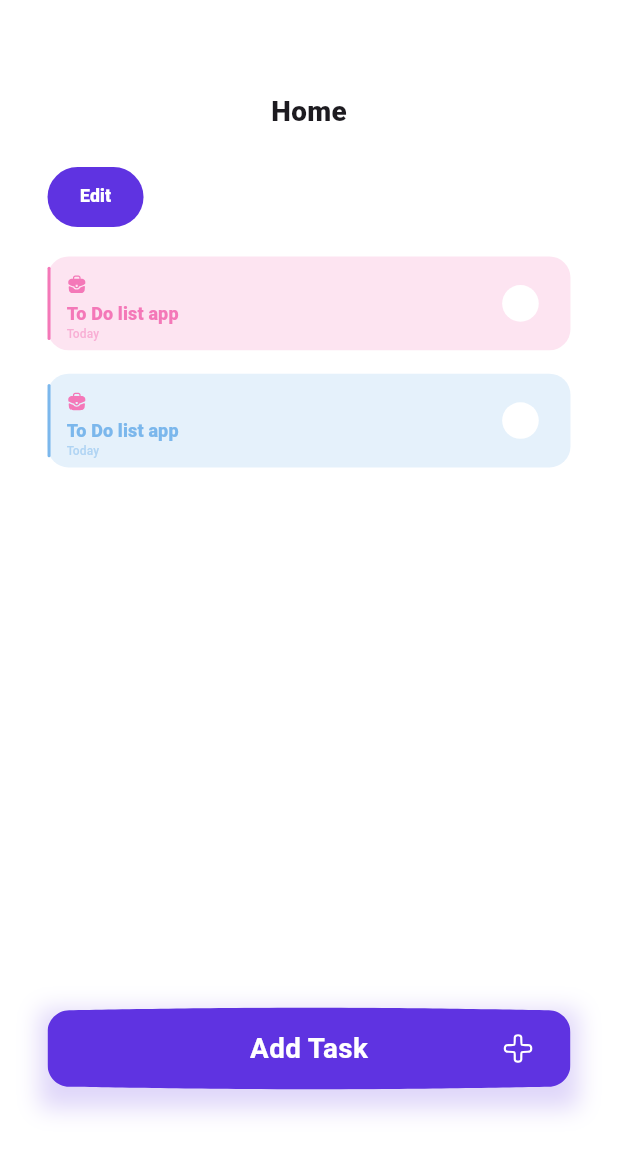
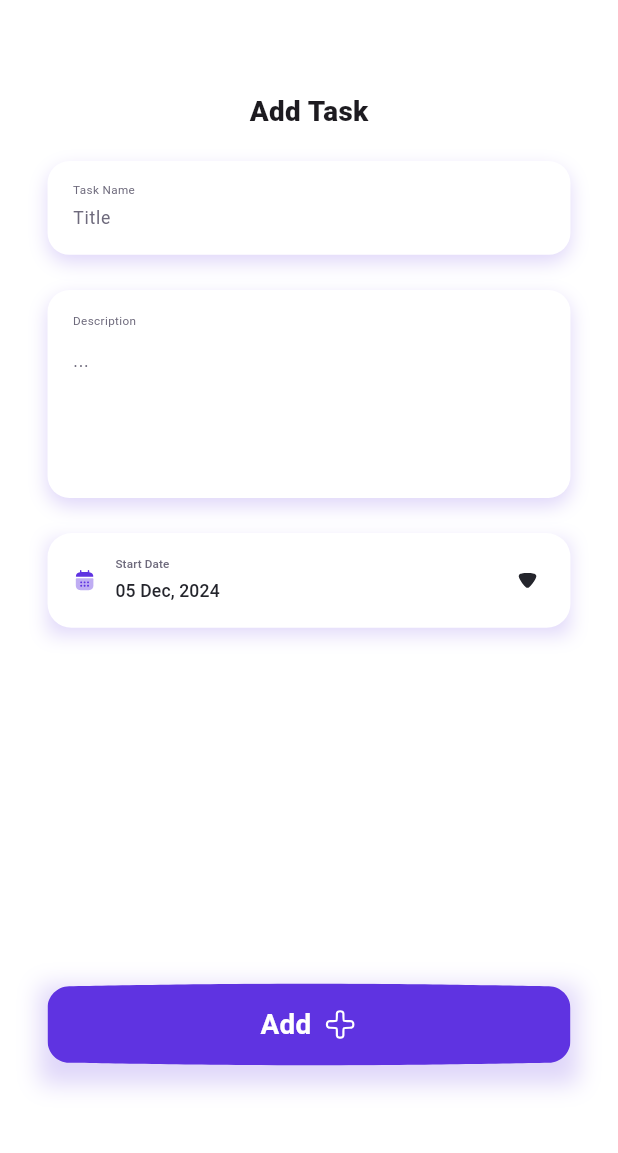
Before and after one commit to Amir-HShahi/todo-list-server, a Flutter app: the HomeScreen screen opened by its route, after a tap on "Add Task", on a phone screen of 412 x 824 dp. Shown: the top 1153 px of the screen. Run offline on Flutter 3.47's test engine with Material 3 defaults, Android fonts, the phone set to English and light mode, and no system bars; drawn by our look-alikes of expandable; our stand-ins replace flutter_svg, google_fonts, table_calendar.

Commit message:
abstarct date pick dropdown

```diff
--- a/lib/routes.dart
+++ b/lib/routes.dart
@@ -1,6 +1,8 @@
  import 'package:flutter/cupertino.dart';
+import 'package:todo_list_server/view/add_task_screen.dart';
 import 'package:todo_list_server/view/home_screen.dart';
 
 Map<String, WidgetBuilder> routes = {
-  "/home" : (context) => const HomeScreen()
+  "/home" : (context) => const HomeScreen(),
+  "/AddTask" : (context) => AddTaskScreen()
 };
--- /dev/null
+++ b/lib/view/add_task_screen.dart
@@ -0,0 +1,51 @@
+import 'package:flutter/material.dart';
+import 'package:todo_list_server/view/components/bottom_floating_button.dart';
+import 'package:todo_list_server/view/components/customized_app_bar.dart';
+import 'package:todo_list_server/view/components/date_dropdown_widget.dart';
+import 'package:todo_list_server/view/components/description_field_widget.dart';
+import 'package:todo_list_server/view/components/task_name_field.dart';
+import 'package:todo_list_server/view/utility.dart';
+
+class AddTaskScreen extends StatelessWidget {
+  AddTaskScreen({super.key});
+
+  final TextEditingController titleController = TextEditingController();
+  final TextEditingController descriptionController = TextEditingController();
+
+  @override
+  Widget build(BuildContext context) {
+    void addTaskHandler() {
+      Navigator.pop(context);
+    }
+
+    return Scaffold(
+      backgroundColor: Colors.white,
+      appBar: CustomizedAppBar(title: "Add Task"),
+      floatingActionButtonLocation: FloatingActionButtonLocation.centerFloat,
+      floatingActionButton: BottomFloatingButton(
+          title: "Add",
+          onTap: addTaskHandler,
+          iconPath: "assets/plus_icon.svg"),
+      body: SingleChildScrollView(
+        child: Padding(
+          padding: EdgeInsets.symmetric(horizontal: scaledWidth(30)),
+          child: Column(
+            children: [
+              TaskNameField(hintText: 'Title', controller: titleController),
+              SizedBox(height: scaledHeight(24)),
+              DescriptionFieldWidget(
+                  hintText: "...", controller: descriptionController),
+              SizedBox(height: scaledHeight(24)),
+              DateDropdownWidget(
+                  title: "Start Date",
+                  selectDateHandler: (DateTime gg, DateTime jj) {},
+                  hintTime: DateTime.now()),
+              SizedBox(height: scaledHeight(24)),
+              // DateFieldWidget(title: "End Date"),
+            ],
+          ),
+        ),
+      ),
+    );
+  }
+}
--- /dev/null
+++ b/lib/view/components/date_dropdown_widget.dart
@@ -0,0 +1,125 @@
+import 'package:expandable/expandable.dart';
+import 'package:flutter/material.dart';
+import 'package:flutter_svg/flutter_svg.dart';
+import 'package:google_fonts/google_fonts.dart';
+import 'package:intl/intl.dart';
+import 'package:table_calendar/table_calendar.dart';
+import 'package:todo_list_server/view/utility.dart';
+
+class DateDropdownWidget extends StatefulWidget {
+  final String title;
+  final DateTime hintTime;
+  final Function(DateTime, DateTime) selectDateHandler;
+  const DateDropdownWidget(
+      {super.key,
+      required this.title,
+      required this.selectDateHandler,
+      required this.hintTime});
+
+  @override
+  State<DateDropdownWidget> createState() => _DateDropdownWidgetState();
+}
+
+class _DateDropdownWidgetState extends State<DateDropdownWidget> {
+  final ExpandableController controller = ExpandableController();
+  bool isSelected = false;
+  late DateTime selectedTime;
+  void expandCardHandler() {
+    setState(() {
+      controller.expanded = !controller.expanded;
+    });
+  }
+
+  void selectBirthDateHandler(DateTime selectedDay, DateTime focusedDay) {
+    setState(() {
+      widget.selectDateHandler(selectedDay, focusedDay);
+      selectedTime = focusedDay;
+
+      controller.expanded = !controller.expanded;
+    });
+  }
+
+  @override
+  Widget build(BuildContext context) {
+    if (!isSelected) {
+      selectedTime = widget.hintTime;
+      isSelected = true;
+    }
+    return Container(
+      decoration: BoxDecoration(boxShadow: [
+        BoxShadow(
+          color: const Color(0xff5F33E1).withOpacity(0.2),
+          blurRadius: 10,
+          offset: const Offset(0, 5), // changes position of shadow
+        ),
+      ]),
+      child: OutlinedButton(
+        onPressed: controller.expanded ? null : expandCardHandler,
+        style: OutlinedButton.styleFrom(
+          shape: const RoundedRectangleBorder(
+            borderRadius: BorderRadius.all(Radius.circular(16)),
+          ),
+          padding: const EdgeInsets.all(0),
+          side: BorderSide.none,
+          backgroundColor: Colors.white,
+        ),
+        child: ExpandablePanel(
+            controller: controller,
+            theme: const ExpandableThemeData(
+                tapHeaderToExpand: false, hasIcon: false),
+            collapsed: const SizedBox(),
+            header: Padding(
+              padding: EdgeInsets.symmetric(
+                  horizontal: scaledWidth(16), vertical: scaledHeight(16)),
+              child: Row(
+                crossAxisAlignment: CrossAxisAlignment.center,
+                children: [
+                  SvgPicture.asset("assets/calendar_icon.svg",
+                      height: scaledHeight(16)),
+                  SizedBox(width: scaledWidth(12)),
+                  Column(
+                    mainAxisAlignment: MainAxisAlignment.start,
+                    crossAxisAlignment: CrossAxisAlignment.start,
+                    children: [
+                      Text(widget.title,
+                          style: GoogleFonts.lexendDeca(
+                              fontSize: scaledHeight(8),
+                              color: const Color(0xff6E6A7C))),
+                      SizedBox(height: scaledHeight(4)),
+                      Text(DateFormat('dd MMM, yyyy').format(selectedTime),
+                          style: GoogleFonts.lexendDeca(
+                              fontSize: scaledHeight(12),
+                              color: const Color(0xff24252C)))
+                    ],
+                  ),
+                  const Spacer(),
+                  SvgPicture.asset("assets/expand_down_icon.svg",
+                      height: scaledHeight(24))
+                ],
+              ),
+            ),
+            expanded: Column(
+              children: [
+                SizedBox(
+                  child: TableCalendar(
+                    headerVisible: false,
+                    focusedDay: selectedTime,
+                    firstDay: DateTime.now(),
+                    lastDay: DateTime.utc(2030, 01, 01),
+                    onDaySelected: selectBirthDateHandler,
+                    selectedDayPredicate: (day) =>
+                        isSameDay(day, DateTime.now()),
+                    calendarStyle: CalendarStyle(
+                        todayDecoration: BoxDecoration(
+                            color: const Color(0xff5F33E1).withOpacity(0.6),
+                            shape: BoxShape.circle),
+                        selectedDecoration: const BoxDecoration(
+                            color: Color(0xff5F33E1), shape: BoxShape.circle)),
+                  ),
+                )
+              ],
+            )),
+      ),
+    );
+  }
+}
--- a/lib/view/home_screen.dart
+++ b/lib/view/home_screen.dart
@@ -1,19 +1,21 @@
 import 'package:flutter/material.dart';
 import 'package:google_fonts/google_fonts.dart';
 import 'package:todo_list_server/view/components/bottom_floating_button.dart';
-import 'package:todo_list_server/view/components/cutomized_app_bar.dart';
+import 'package:todo_list_server/view/components/customized_app_bar.dart';
 import 'package:todo_list_server/view/components/task_card_widget.dart';
 import 'package:todo_list_server/view/utility.dart';
 
 class HomeScreen extends StatelessWidget {
   const HomeScreen({super.key});
 
-  void tapAddTaskHandler() {}
-
   void tapEditButtonHandler() {}
 
   @override
   Widget build(BuildContext context) {
+    void tapAddTaskHandler() {
+      Navigator.pushNamed(context, "/AddTask");
+    }
+
     return Scaffold(
       appBar: CustomizedAppBar(title: "Home"),
       backgroundColor: Colors.white,
--- a/pubspec.yaml
+++ b/pubspec.yaml
@@ -37,6 +37,9 @@ dependencies:
   cupertino_icons: ^1.0.8
   google_fonts: ^6.2.1
   flutter_svg: ^2.0.16
+  expandable: ^5.0.1
+  table_calendar: ^3.1.2
+  intl: ^0.19.0
 
 dev_dependencies:
   flutter_test:
```
Also changed, not shown: assets/calendar_icon.svg (added), assets/expand_down_icon.svg (added), lib/view/components/customized_app_bar.dart (renamed from lib/view/components/cutomized_app_bar.dart), lib/view/edit_task_screen.dart (deleted), pubspec.lock.
